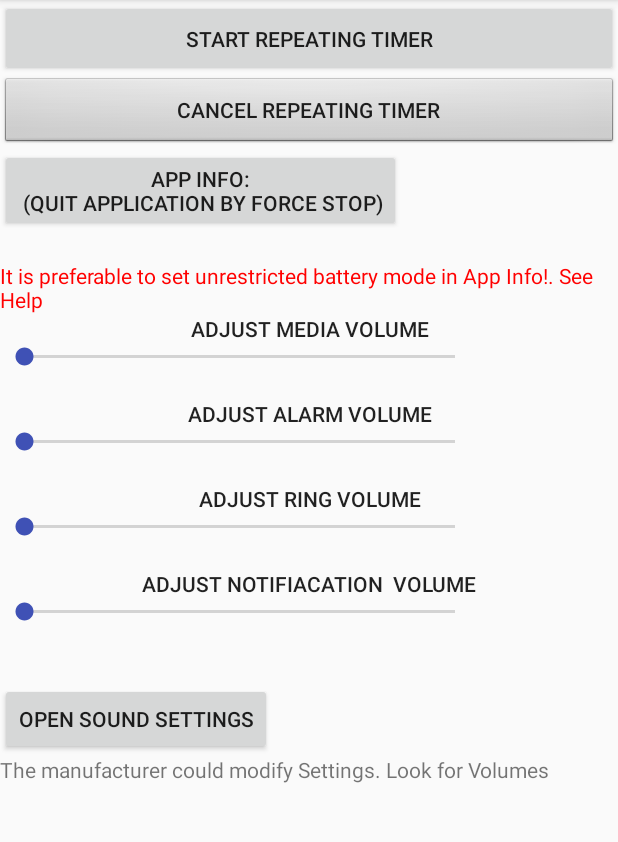
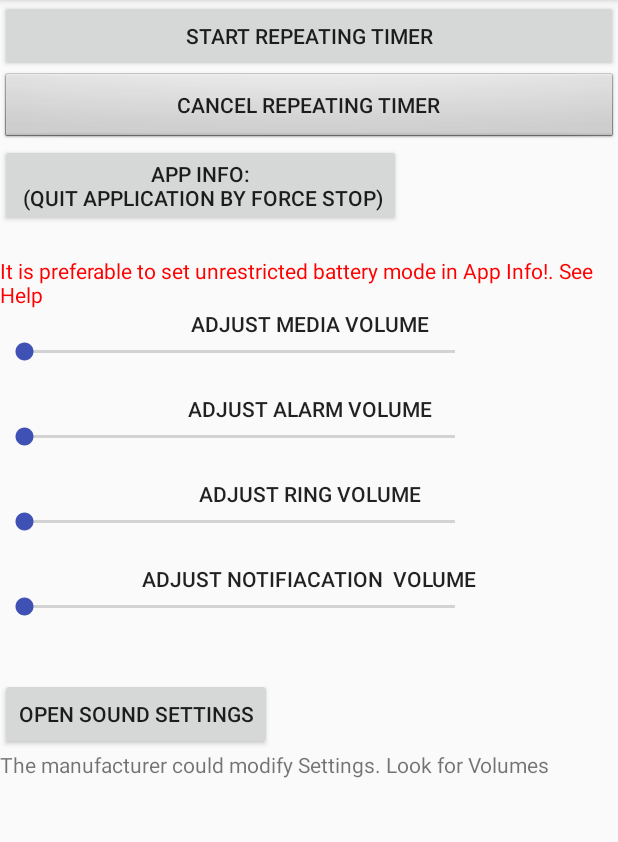
Before and after one commit to dyura/SoundVolumeNotify, an Android app: the screen it shows after launch (SoundVolumeActivity), on a phone screen of 412 x 824 dp, the part 84-926 px from its top. Run offline under Robolectric (Android 15) with nearby library versions, the phone set to English and light mode, and no system bars.

Commit message:
Version 2.1 . Added comments

```diff
--- a/app/src/main/AndroidManifest.xml
+++ b/app/src/main/AndroidManifest.xml
@@ -14,8 +14,6 @@
         android:roundIcon="@mipmap/ic_launcher_round"
         android:supportsRtl="true"
         android:theme="@style/AppTheme">
-    <!--android:theme="@style/Theme.AppCompat.DayNight.NoActionBar">-->
-    <!--   android:theme="@style/Theme.AppCompat.Light.NoActionBar"-->
         <activity android:name=".SoundVolumeActivity"
             android:exported="true"
             android:launchMode="singleTop">
--- a/app/src/main/java/soundvolume/my/soundvolumenotify/AlarmManagerBroadcastReceiver.java
+++ b/app/src/main/java/soundvolume/my/soundvolumenotify/AlarmManagerBroadcastReceiver.java
@@ -20,6 +20,9 @@ public class AlarmManagerBroadcastReceiver extends BroadcastReceiver {
     public void onReceive(Context context, Intent intent) {
         String name=intent.getStringExtra("name");
 //        Log.d(TAG,name);
+//  If you don't use setRepeating, read related comments in SoundVolumeActivity
+//  uncomment the line bellow.
+//        SoundVolumeActivity.SetTimer(context);
         SoundVolumeActivity.sn.sendNotification(context,SoundVolumeActivity.NOTIFICATION_ID);
     }
 }
--- a/app/src/main/java/soundvolume/my/soundvolumenotify/BootReceiver.java
+++ b/app/src/main/java/soundvolume/my/soundvolumenotify/BootReceiver.java
@@ -22,6 +22,10 @@ public class BootReceiver extends BroadcastReceiver {
             ABRintent.putExtra(ONE_TIME, Boolean.FALSE);
             PendingIntent pi = PendingIntent.getBroadcast(context, 0, ABRintent, PendingIntent.FLAG_IMMUTABLE);
             am.setRepeating(AlarmManager.RTC_WAKEUP, System.currentTimeMillis(), 1000 * 60 , pi);
+//  If you don't want to use setRepeating, you can use a chain of single timers.  Either AlarmManager.set  or  AlarmManager. setExact
+//   am.set(AlarmManager.RTC_WAKEUP, System.currentTimeMillis()+1000*60, pi);
+//   am.setExact(AlarmManager.RTC_WAKEUP, System.currentTimeMillis()+1000*60, pi);
+//    Read related comments in SoundVolumeActivity code
 
         }
     }
--- a/app/src/main/res/layout/activity_sound_volume.xml
+++ b/app/src/main/res/layout/activity_sound_volume.xml
@@ -15,7 +15,6 @@
         android:id="@+id/btStart"
         android:layout_width="match_parent"
         android:layout_height="wrap_content"
-        android:padding="@dimen/padding_medium"
         android:text="@string/btStart"
         android:onClick="startTimer"
         tools:context=".WidgetShowVolumes" />
@@ -24,7 +23,6 @@
         android:id="@+id/btCancel"
         android:layout_width="match_parent"
         android:layout_height="wrap_content"
-        android:padding="@dimen/padding_medium"
         android:text="@string/btCancel"
         android:onClick="cancelTimer"
         tools:context=".WidgetShowVolumes" />
@@ -159,5 +157,4 @@
         android:layout_height="wrap_content"
         android:text="The manufacturer could modify Settings. Look for Volumes"
         android:visibility="visible" />
-
 </LinearLayout>
```
Also changed, not shown: app/src/main/java/soundvolume/my/soundvolumenotify/SoundVolumeActivity.java (+9 -0 lines).
